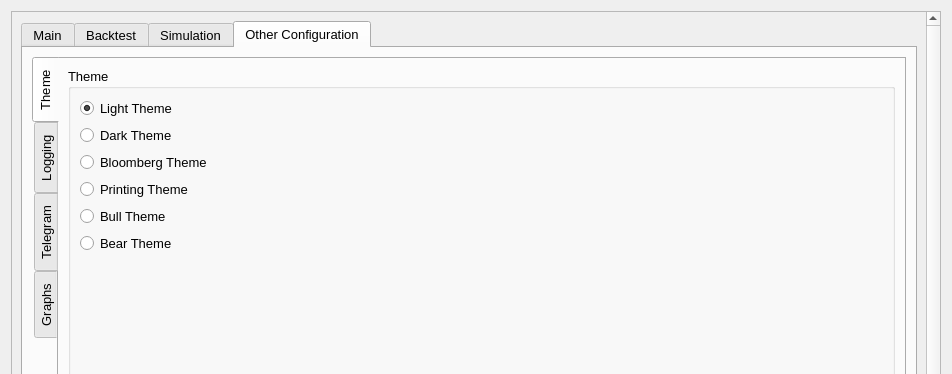
Before: the Qt Designer form UI/configuration.ui in ZENALC/algobot, drawn with Qt 5; both pictures show x 0 to 952 and y 0 to 374 of the 952 by 776 pixel window.
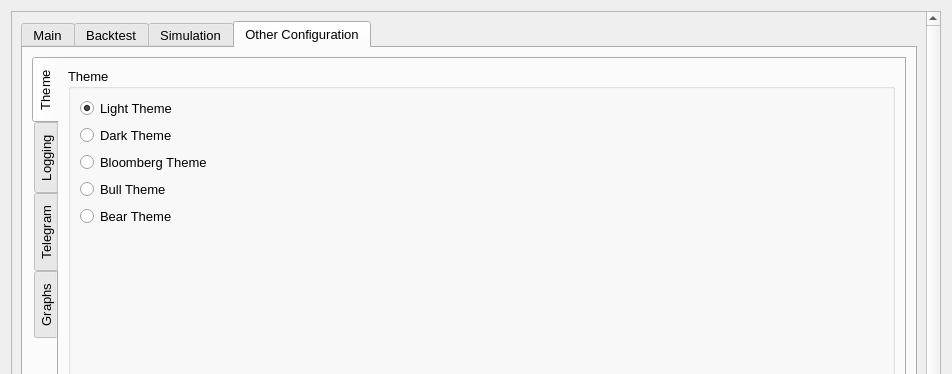
After: the same form once the commit is applied. The open tabs and pages were chosen to show the change.

Commit message: updated palettes to look better on dark themes

What changed in the file:
```diff
--- a/UI/configuration.ui
+++ b/UI/configuration.ui
@@ -3163,16 +3163,6 @@
                     </property>
                    </widget>
                   </item>
-                  <item>
-                   <widget class="QRadioButton" name="printingModeRadioButton">
-                    <property name="toolTip">
-                     <string>Sets printing theme.</string>
-                    </property>
-                    <property name="text">
-                     <string>Printing Theme</string>
-                    </property>
-                   </widget>
-                  </item>
                   <item>
                    <widget class="QRadioButton" name="bullModeRadioButton">
                     <property name="toolTip">
```
Left out of the diff: 2 changed lines with no effect on the pictures. The commit also changes 2 other files.
